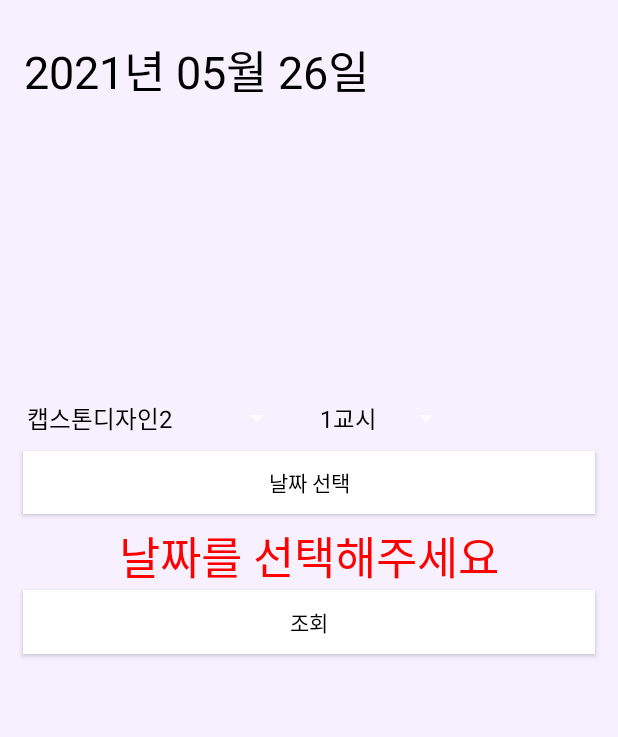
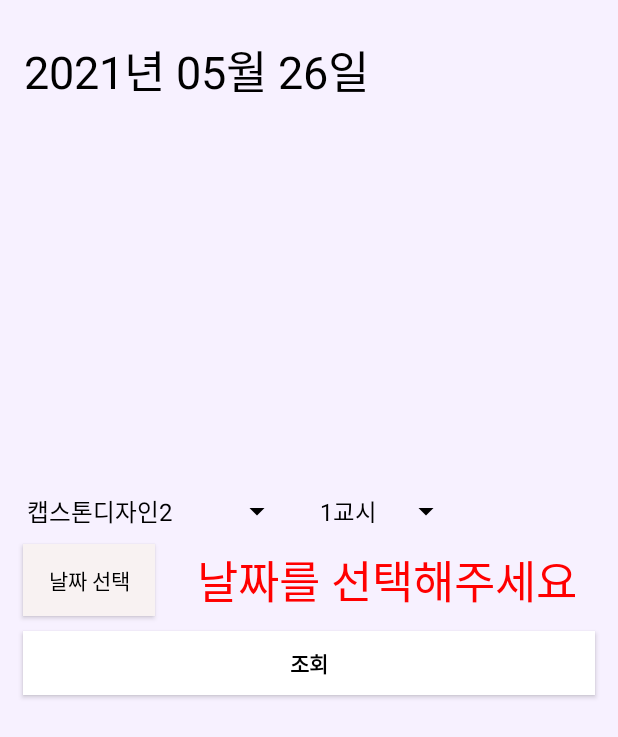
Before and after one commit to Leekm0912/3-1_SmartAttendance, an Android app: the SearchAttendance screen opened directly, with no data from a screen before it, on a phone screen of 412 x 824 dp. Shown: the top 737 px of the screen. Run offline under Robolectric (Android 15) with nearby library versions, the phone set to English and light mode, and no system bars; our stand-ins replace Firebase (no records; nobody signed in at launch, a user with empty details on screens opened directly).

Commit message:
안드로이드 디자인 개선
안드로이드 디자인 개선

```diff
--- a/Android/SmartAttendance_Android-master/app/src/main/AndroidManifest.xml
+++ b/Android/SmartAttendance_Android-master/app/src/main/AndroidManifest.xml
@@ -2,7 +2,8 @@
 <manifest xmlns:android="http://schemas.android.com/apk/res/android"
     package="yc.ac.smartattendance"
     android:versionCode="1"
-    android:versionName="1.0">
+    android:versionName="1.0"
+    >
 
     <uses-sdk
         android:targetSdkVersion="30" />
--- a/Android/SmartAttendance_Android-master/app/src/main/java/yc/ac/smartattendance/SearchAttendance.java
+++ b/Android/SmartAttendance_Android-master/app/src/main/java/yc/ac/smartattendance/SearchAttendance.java
@@ -8,6 +8,7 @@ import android.graphics.Color;
 import android.os.Bundle;
 import android.view.View;
 import android.widget.AdapterView;
+import android.widget.Button;
 import android.widget.DatePicker;
 import android.widget.Spinner;
 import android.widget.TextView;
@@ -17,6 +18,7 @@ import com.google.firebase.database.DatabaseReference;
 import com.google.firebase.database.FirebaseDatabase;
 
 import static java.lang.Integer.parseInt;
+import static yc.ac.smartattendance.R.color.blue;
 import static yc.ac.smartattendance.SpinnerChoice.whichLecture;
 import static yc.ac.smartattendance.SpinnerChoice.whichPeriod;
 import static yc.ac.smartattendance.Today.getDay;
@@ -33,6 +35,7 @@ public class SearchAttendance extends AppCompatActivity {
     private DatePickerDialog.OnDateSetListener callbackMethod;
     String tableName;
     TextView textToday;
+    Button button;
 
     FirebaseDatabase database = FirebaseDatabase.getInstance();
     DatabaseReference myRef;
@@ -48,7 +51,7 @@ public class SearchAttendance extends AppCompatActivity {
         spinnerPeriod = findViewById(R.id.spinnerPeriod2);
         textToday = findViewById(R.id.textToday);
         textToday.setText(Today.getYear() + "년 " + Today.getMonth() + "월 " + Today.getDay() + "일");
-
+        button = findViewById(R.id.button6);
 
         //lecture스피너
         spinnerLecture.setOnItemSelectedListener(new AdapterView.OnItemSelectedListener(){
@@ -100,11 +103,12 @@ public class SearchAttendance extends AppCompatActivity {
                     String Day;
                     if(monthOfYear <= 9){ Month = "0" + (monthOfYear + 1); }else{ Month = monthOfYear + ""; }
                     if(dayOfMonth <= 9){ Day = "0" + dayOfMonth; }else{ Day = dayOfMonth + ""; }
-                    textView_Date.setText("날짜 : " + year + "년 " + (monthOfYear + 1) + "월 " + Day + "일");
+                    textView_Date.setText( year + "년 " + (monthOfYear + 1) + "월 " + Day + "일");
                     textView_Date.setTextColor(Color.BLACK);
                     choiceComplete = 1;
                     //테이블명에 날짜 먼저 입력
                     tableName = (year + "").substring(2) + Month + Day;
+                    button.setText("선택 완료");
 
                 }
             };
@@ -120,6 +124,7 @@ public class SearchAttendance extends AppCompatActivity {
 
     public void searchClick(View view) {
         if(choiceComplete == 1){
+            button.setText("날짜 선택");
             tableName += "_" + selectedPeriod + "_" + selectedLecture;
             myRef = database.getReference().child(tableName);
             if( myRef != null ) {
--- a/Android/SmartAttendance_Android-master/app/src/main/res/layout/activity_search_attendance.xml
+++ b/Android/SmartAttendance_Android-master/app/src/main/res/layout/activity_search_attendance.xml
@@ -18,7 +18,9 @@
         android:layout_marginBottom="5dp"
         android:entries="@array/lecture"
         app:layout_constraintBottom_toTopOf="@+id/button6"
-        app:layout_constraintStart_toStartOf="parent" />
+        app:layout_constraintStart_toStartOf="parent"
+        android:backgroundTint="@color/black"
+        />
 
     <Spinner
         android:id="@+id/spinnerPeriod2"
@@ -28,7 +30,8 @@
         android:entries="@array/period"
         app:layout_constraintBottom_toBottomOf="@+id/spinnerLecture2"
         app:layout_constraintStart_toEndOf="@+id/spinnerLecture2"
-        app:layout_constraintTop_toTopOf="@+id/spinnerLecture2" />
+        app:layout_constraintTop_toTopOf="@+id/spinnerLecture2"
+        android:backgroundTint="@color/black"/>
 
 
     <TextView
@@ -38,9 +41,10 @@
         android:text="날짜를 선택해주세요"
         android:textColor="#ff0000"
         android:textSize="30sp"
-        app:layout_constraintBottom_toTopOf="@+id/button5"
+        app:layout_constraintBottom_toBottomOf="@+id/button6"
         app:layout_constraintEnd_toEndOf="parent"
-        app:layout_constraintStart_toStartOf="parent" />
+        app:layout_constraintStart_toEndOf="@+id/button6"
+        app:layout_constraintTop_toTopOf="@+id/button6" />
 
     <Button
         android:id="@+id/button5"
@@ -48,13 +52,14 @@
         android:layout_height="0dp"
         android:layout_marginStart="15dp"
         android:layout_marginLeft="15dp"
-        android:layout_marginTop="5dp"
+        android:layout_marginTop="60dp"
         android:layout_marginEnd="15dp"
         android:layout_marginRight="15dp"
         android:background="#FFFFFF"
         android:onClick="searchClick"
         android:text="조회"
         android:textColor="#000000"
+        android:textStyle="bold"
         app:layout_constraintBottom_toBottomOf="parent"
         app:layout_constraintDimensionRatio="9"
         app:layout_constraintEnd_toEndOf="parent"
@@ -63,21 +68,18 @@
 
     <Button
         android:id="@+id/button6"
-        android:layout_width="0dp"
-        android:layout_height="0dp"
+        android:layout_width="wrap_content"
+        android:layout_height="wrap_content"
         android:layout_marginStart="15dp"
 
         android:layout_marginLeft="15dp"
-        android:layout_marginEnd="15dp"
-        android:layout_marginRight="15dp"
-        android:layout_marginBottom="5dp"
-        android:background="#FFFFFF"
+        android:layout_marginBottom="10dp"
+        android:background="#F8F2F2"
         android:onClick="OnClickHandler"
         android:text="날짜 선택"
         android:textColor="#000000"
-        app:layout_constraintBottom_toTopOf="@+id/textView_date"
+        app:layout_constraintBottom_toTopOf="@+id/button5"
         app:layout_constraintDimensionRatio="9"
-        app:layout_constraintEnd_toEndOf="parent"
         app:layout_constraintStart_toStartOf="parent" />
 
     <TextView
@@ -87,7 +89,7 @@
         android:layout_marginStart="16dp"
         android:layout_marginLeft="16dp"
         android:layout_marginTop="24dp"
-        android:text="TextView"
+        android:text="날짜"
         android:textColor="#000000"
         android:textSize="30sp"
         app:layout_constraintStart_toStartOf="parent"
--- a/Android/SmartAttendance_Android-master/app/src/main/res/values/colors.xml
+++ b/Android/SmartAttendance_Android-master/app/src/main/res/values/colors.xml
@@ -8,4 +8,5 @@
     <color name="black">#FF000000</color>
     <color name="white">#FFFFFFFF</color>
     <color name="main_color">#F7F1FF</color>
+    <color name="blue">#0033ff</color>
 </resources>
--- a/Android/SmartAttendance_Android-master/app/src/main/res/values/strings.xml
+++ b/Android/SmartAttendance_Android-master/app/src/main/res/values/strings.xml
@@ -1,3 +1,3 @@
 <resources>
-    <string name="app_name">SmartAttendance</string>
+    <string name="app_name">스마트 출석부</string>
 </resources>
```
Also changed, not shown: Android/SmartAttendance_Android-master/app/src/main/res/layout/activity_login.xml (+6 -6 lines), Android/SmartAttendance_Android-master/app/src/main/res/layout/activity_menu_choice.xml (+6 -3 lines), Android/SmartAttendance_Android-master/app/src/main/res/layout/activity_open_attendance.xml (+10 -16 lines), Android/SmartAttendance_Android-master/app/src/main/res/b1.jpg (added), Android/SmartAttendance_Android-master/app/src/main/res/b2.jpg (added), Android/SmartAttendance_Android-master/app/src/main/res/drawable/a1.png (added), Android/SmartAttendance_Android-master/app/src/main/res/drawable/a2.png (added), Android/SmartAttendance_Android-master/app/src/main/res/drawable/a3.png (added), Android/SmartAttendance_Android-master/app/src/main/res/drawable/a4.png (added), Android/SmartAttendance_Android-master/app/src/main/res/drawable/a5.png (added), Android/SmartAttendance_Android-master/app/src/main/res/drawable/a6.png (added), Android/SmartAttendance_Android-master/app/src/main/res/drawable/a7.png (added).
